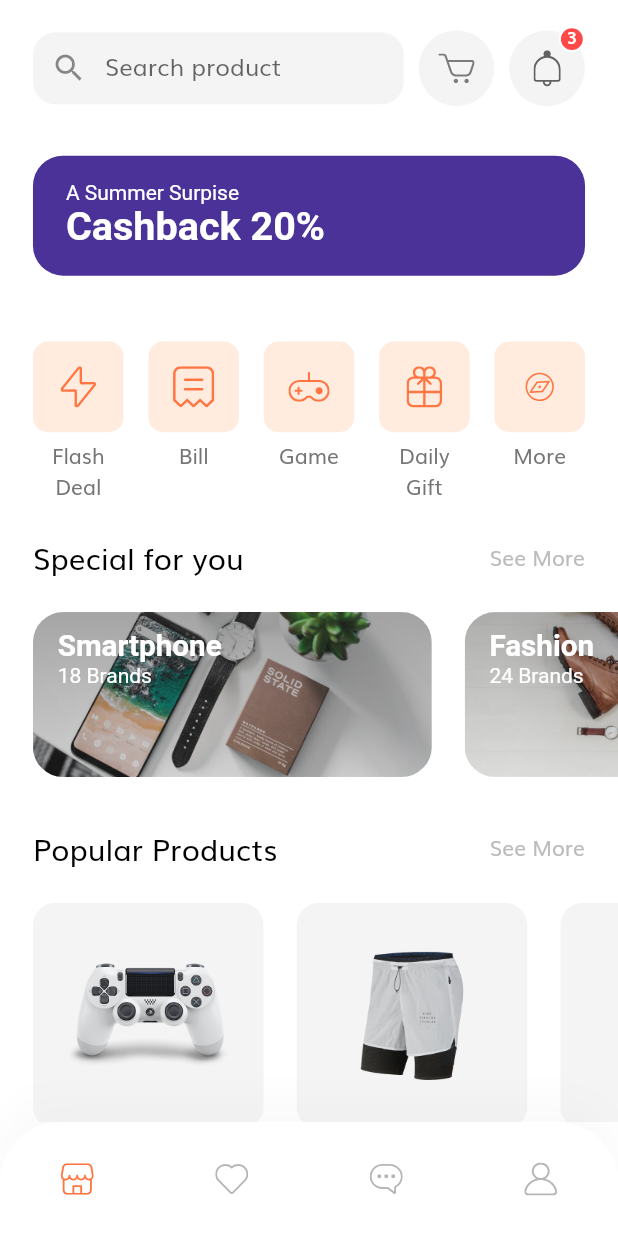
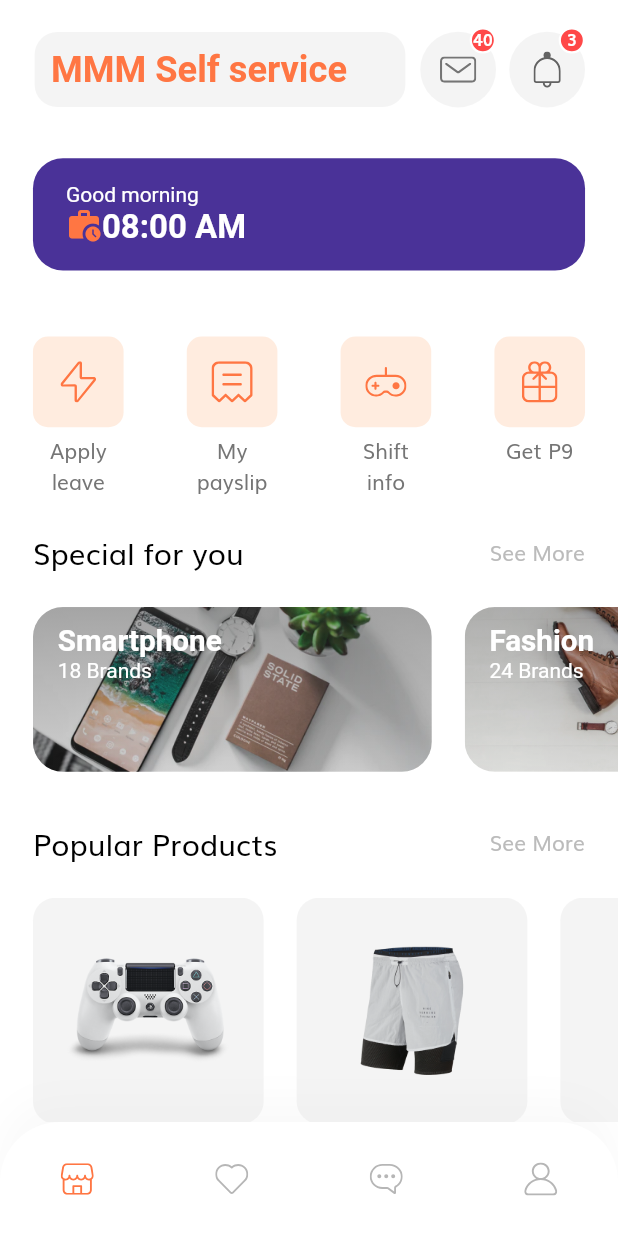
Before and after one commit to cemmmanuell/flutterapp, a Flutter app: the HomeScreen screen opened by its route, on a phone screen of 412 x 824 dp. Run offline on Flutter 3.47's test engine with Material 2 defaults, Android fonts, the phone set to English and light mode, and no system bars; our stand-ins replace flutter_svg.

Commit message:
Home page Day 0001

```diff
--- a/lib/constants.dart
+++ b/lib/constants.dart
@@ -10,7 +10,6 @@ const kPrimaryGradientColor = LinearGradient(
 );
 const kSecondaryColor = Color(0xFF979797);
 const kTextColor = Color(0xFF757575);
-
 const kAnimationDuration = Duration(milliseconds: 200);
 
 final headingStyle = TextStyle(
--- a/lib/screens/home/components/categories.dart
+++ b/lib/screens/home/components/categories.dart
@@ -7,11 +7,11 @@ class Categories extends StatelessWidget {
   @override
   Widget build(BuildContext context) {
     List<Map<String, dynamic>> categories = [
-      {"icon": "assets/icons/Flash Icon.svg", "text": "Flash Deal"},
-      {"icon": "assets/icons/Bill Icon.svg", "text": "Bill"},
-      {"icon": "assets/icons/Game Icon.svg", "text": "Game"},
-      {"icon": "assets/icons/Gift Icon.svg", "text": "Daily Gift"},
-      {"icon": "assets/icons/Discover.svg", "text": "More"},
+      {"icon": "assets/icons/Flash Icon.svg", "text": "Apply leave"},
+      {"icon": "assets/icons/Bill Icon.svg", "text": "My payslip"},
+      {"icon": "assets/icons/Game Icon.svg", "text": "Shift info"},
+      {"icon": "assets/icons/Gift Icon.svg", "text": "Get P9"}
+
     ];
     return Padding(
       padding: EdgeInsets.all(getProportionateScreenWidth(20)),
--- a/lib/screens/home/components/discount_banner.dart
+++ b/lib/screens/home/components/discount_banner.dart
@@ -1,4 +1,6 @@
 import 'package:flutter/material.dart';
+import 'package:shop_app/components/default_button.dart';
+import 'package:shop_app/constants.dart';
 
 import '../../../size_config.dart';
 
@@ -25,14 +27,26 @@ class DiscountBanner extends StatelessWidget {
         TextSpan(
           style: TextStyle(color: Colors.white),
           children: [
-            TextSpan(text: "A Summer Surpise\n"),
-            TextSpan(
-              text: "Cashback 20%",
-              style: TextStyle(
-                fontSize: getProportionateScreenWidth(24),
-                fontWeight: FontWeight.bold,
-              ),
-            ),
+            TextSpan(text: "Good morning \n"),
+       WidgetSpan(
+
+          child: IconTheme(
+          data: new IconThemeData(
+          color: kPrimaryColor),
+          child: new Icon(Icons.work_history),
+
+        ),
+      ),
+       TextSpan(
+           text: "08:00 AM",
+
+          style: TextStyle(
+          fontSize: getProportionateScreenWidth(20),
+
+           fontWeight: FontWeight.bold,
+          ),
+        )
+
           ],
         ),
       ),
--- a/lib/screens/home/components/home_header.dart
+++ b/lib/screens/home/components/home_header.dart
@@ -20,8 +20,9 @@ class HomeHeader extends StatelessWidget {
         children: [
           SearchField(),
           IconBtnWithCounter(
-            svgSrc: "assets/icons/Cart Icon.svg",
+            svgSrc: "assets/icons/Mail.svg",
             press: () => Navigator.pushNamed(context, CartScreen.routeName),
+            numOfitem: 40,
           ),
           IconBtnWithCounter(
             svgSrc: "assets/icons/Bell.svg",
--- a/lib/screens/home/components/search_field.dart
+++ b/lib/screens/home/components/search_field.dart
@@ -12,21 +12,27 @@ class SearchField extends StatelessWidget {
   Widget build(BuildContext context) {
     return Container(
       width: SizeConfig.screenWidth * 0.6,
+       margin: EdgeInsets.all(getProportionateScreenWidth(1)),
+      padding: EdgeInsets.symmetric(
+       horizontal: getProportionateScreenWidth(10),
+        vertical: getProportionateScreenWidth(10),
+      ),
       decoration: BoxDecoration(
         color: kSecondaryColor.withOpacity(0.1),
         borderRadius: BorderRadius.circular(15),
       ),
-      child: TextField(
-        onChanged: (value) => print(value),
-        decoration: InputDecoration(
-            contentPadding: EdgeInsets.symmetric(
-                horizontal: getProportionateScreenWidth(20),
-                vertical: getProportionateScreenWidth(9)),
-            border: InputBorder.none,
-            focusedBorder: InputBorder.none,
-            enabledBorder: InputBorder.none,
-            hintText: "Search product",
-            prefixIcon: Icon(Icons.search)),
+      child: Text.rich
+      (
+         TextSpan(
+          style: TextStyle(
+            color:kPrimaryColor,
+           fontSize: getProportionateScreenWidth(22),
+            fontWeight: FontWeight.bold,
+
+            ),
+         text: 'MMM Self service',
+
+          )
       ),
     );
   }
--- a/lib/screens/home/home_screen.dart
+++ b/lib/screens/home/home_screen.dart
@@ -11,6 +11,7 @@ class HomeScreen extends StatelessWidget {
     return Scaffold(
       body: Body(),
       bottomNavigationBar: CustomBottomNavBar(selectedMenu: MenuState.home),
+
     );
   }
 }
```
Also changed, not shown: lib/screens/sign_in/components/sign_form.dart (line endings or trailing spaces), 2 other files.
